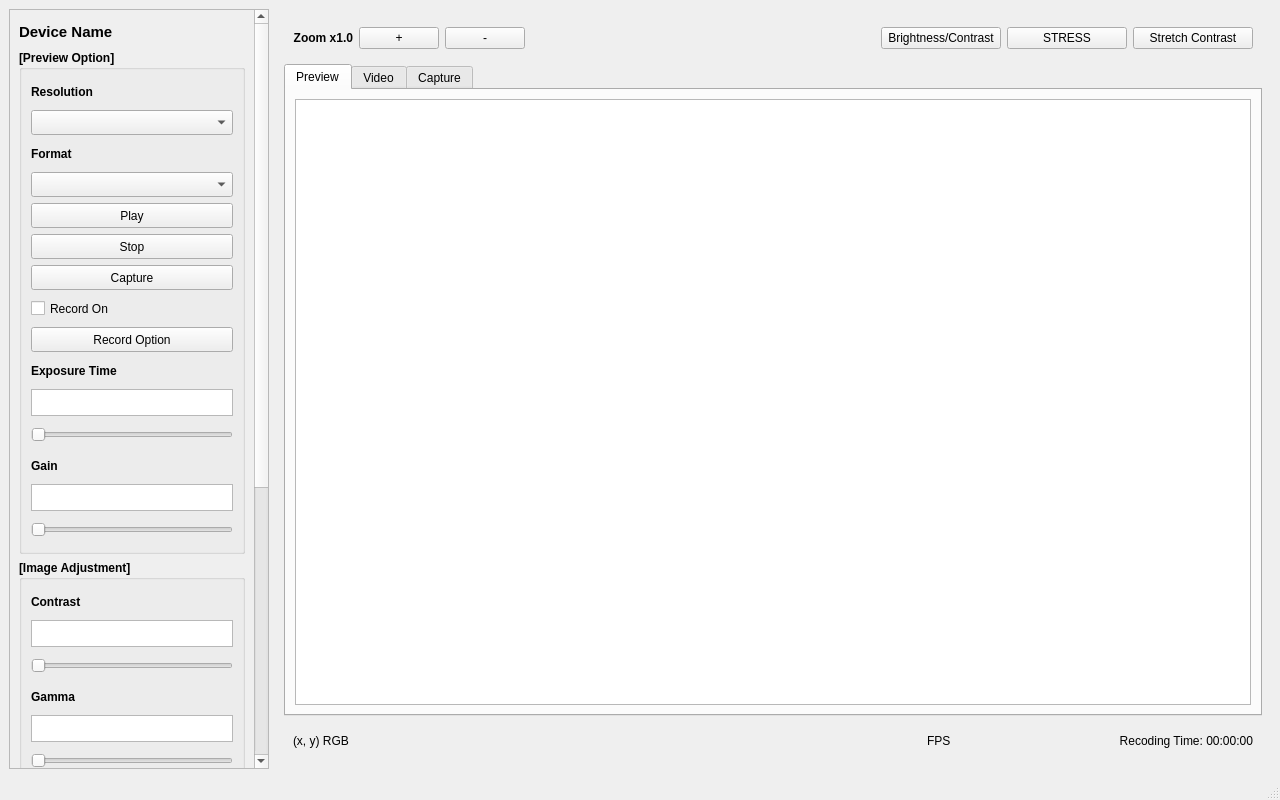
Qt form SIMP/mainwindow.ui (iiSM4u/iiSM-SW_public) before a commit.
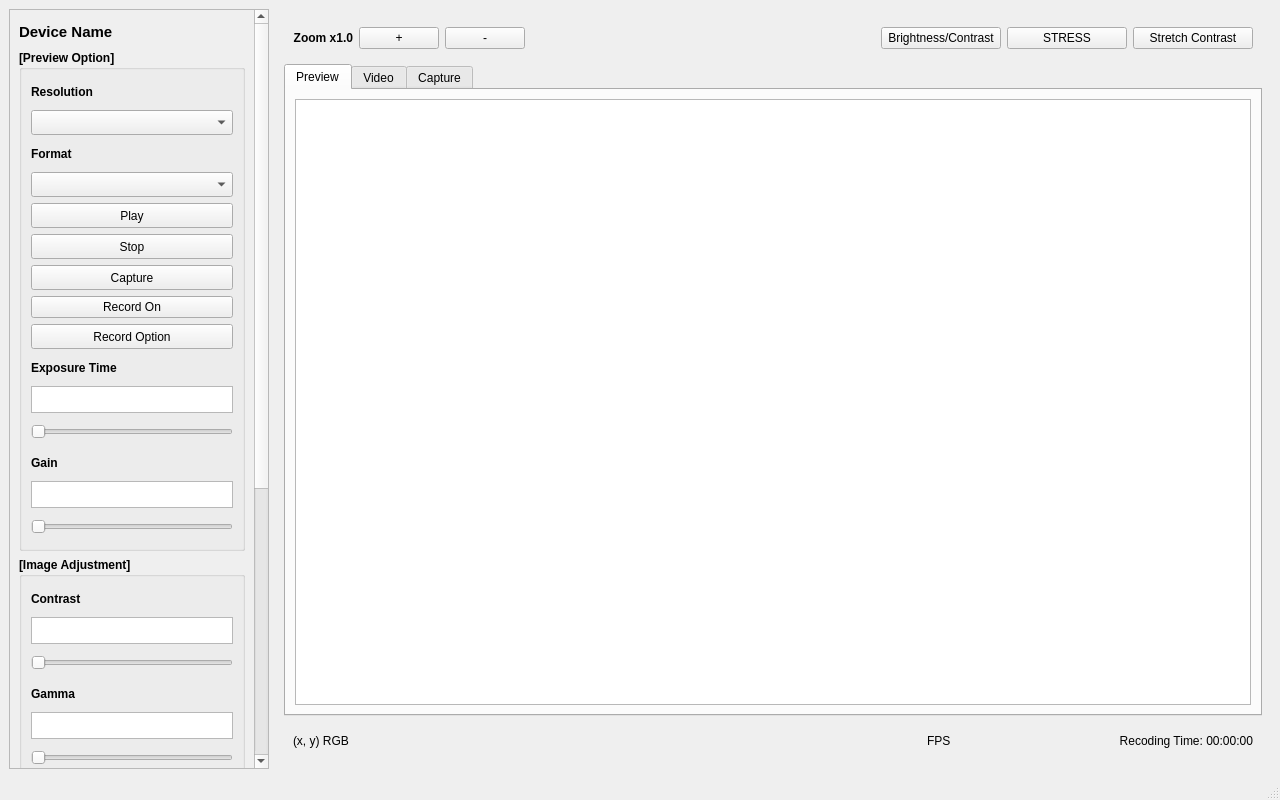
The same form after that commit. Custom widgets are drawn as their Qt base class.

Commit message: ui 수정

Patch:
```diff
--- a/SIMP/mainwindow.ui
+++ b/SIMP/mainwindow.ui
@@ -48,9 +48,9 @@
        <property name="geometry">
         <rect>
          <x>0</x>
-         <y>-455</y>
+         <y>0</y>
          <width>241</width>
-         <height>1192</height>
+         <height>1191</height>
         </rect>
        </property>
        <layout class="QVBoxLayout" name="verticalLayout_5">
@@ -220,13 +220,7 @@
             </widget>
            </item>
            <item>
-            <widget class="QCheckBox" name="chkRecord">
-             <property name="minimumSize">
-              <size>
-               <width>0</width>
-               <height>25</height>
-              </size>
-             </property>
+            <widget class="QPushButton" name="btnRecordOn">
              <property name="font">
               <font>
                <bold>false</bold>
```
The commit also changes 3 other files.
